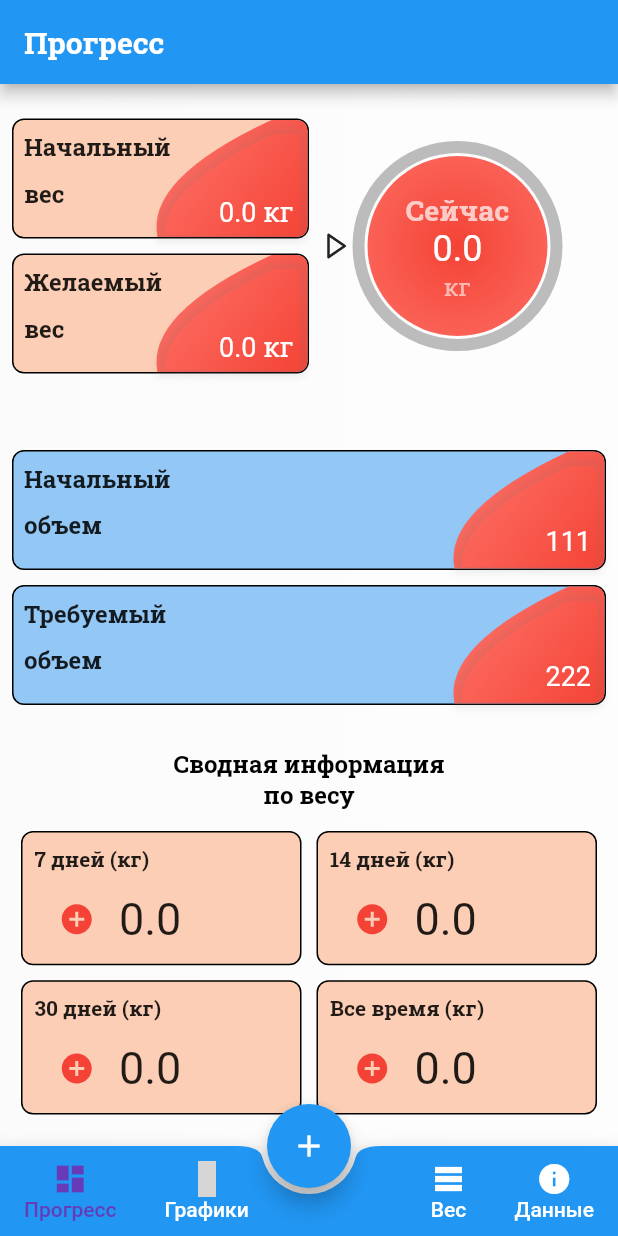
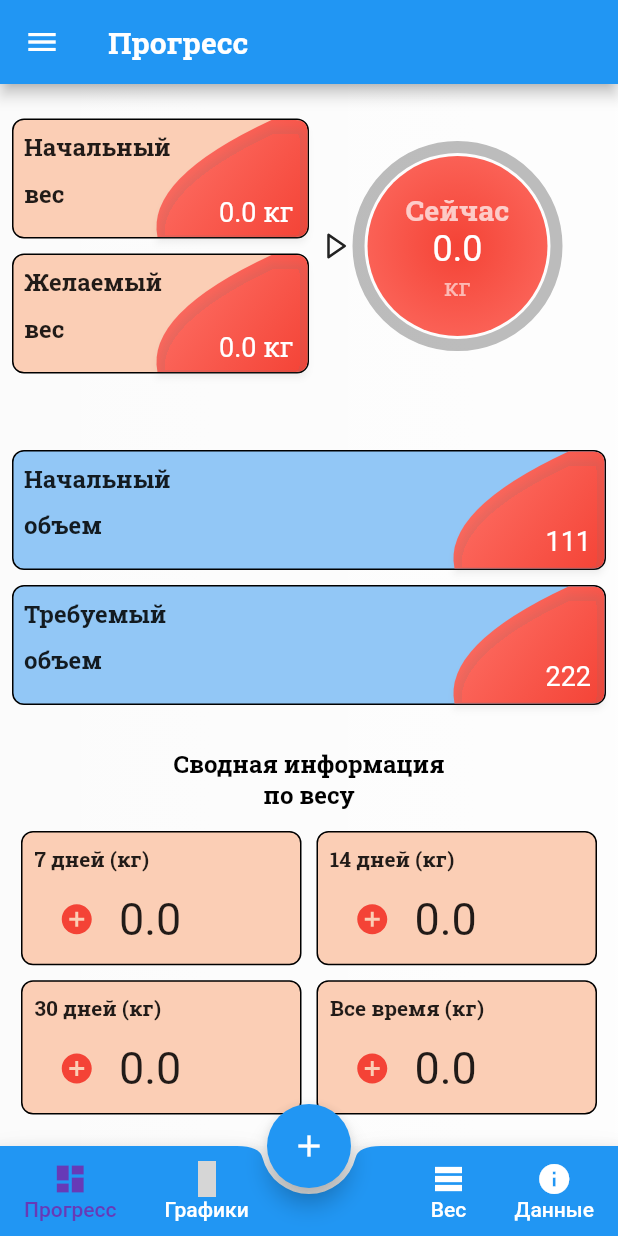
Before and after one commit to Graaggas/WeightControlWithGetX, a Flutter app: the HomePage screen opened directly, on a phone screen of 412 x 824 dp. Run offline on Flutter 3.47's test engine with Material 2 defaults, Android fonts, the phone set to English and light mode, and no system bars; drawn by our look-alikes of auto_size_text; our stand-ins replace adaptive_dialog, flutter_boxicons, get, getwidget, google_fonts, hive and 3 more; accounts and stored records are empty; generated files the repository leaves out were written again; statements that could not run were skipped; grey boxes are pictures that could not be loaded.

Commit message:
initScreen and drawer

```diff
--- a/lib/misc/weight_chart.dart
+++ b/lib/misc/chart.dart
@@ -4,12 +4,12 @@ import 'package:google_fonts/google_fonts.dart';
 import 'package:weight_control/misc/chart_data.dart';
 import 'package:syncfusion_flutter_charts/charts.dart';
 
-class WeightChart extends StatelessWidget {
+class Chart extends StatelessWidget {
   final double startWeight;
   final double wantedWeight;
   final List<ChartWeights> list;
 
-  const WeightChart({Key key, this.list, this.startWeight, this.wantedWeight}) : super(key: key);
+  const Chart({Key key, this.list, this.startWeight, this.wantedWeight}) : super(key: key);
 
   @override
   Widget build(BuildContext context) {
@@ -20,6 +20,7 @@ class WeightChart extends StatelessWidget {
           elevation: 3,
           child: Container(
             child: SfCartesianChart(
+              zoomPanBehavior: ZoomPanBehavior(enablePanning: true, enablePinching: true, enableDoubleTapZooming: true,),
               // Initialize category axis
               primaryXAxis: CategoryAxis(
                 rangePadding: ChartRangePadding.none,
--- a/lib/screens/home_page.dart
+++ b/lib/screens/home_page.dart
@@ -2,6 +2,7 @@ import 'dart:math';
 
 import 'package:flutter/material.dart';
 import 'package:get/get.dart';
+import 'package:getwidget/getwidget.dart';
 import 'package:line_awesome_flutter/line_awesome_flutter.dart';
 import 'package:weight_control/model/weight/controllerDashboardInfo.dart';
 import 'package:weight_control/screens/tabs/addingPage/adding-values.dart';
@@ -187,6 +188,28 @@ class _HomePageState extends State<HomePage> {
           bucket: bucket,
         ),
       ),
+      drawer: GFDrawer(
+        child: ListView(
+          padding: EdgeInsets.zero,
+          children: <Widget>[
+            GFDrawerHeader(
+              currentAccountPicture: GFAvatar(
+                radius: 80.0,
+                backgroundImage: NetworkImage(
+                    "https://cdn.pixabay.com/photo/2017/12/03/18/04/christmas-balls-2995437_960_720.jpg"),
+              ),
+            ),
+            ListTile(
+              title: Text('Item 1'),
+              onTap: null,
+            ),
+            ListTile(
+              title: Text('Item 2'),
+              onTap: null,
+            ),
+          ],
+        ),
+      ),
     );
   }
 }
--- a/lib/screens/landing-page.dart
+++ b/lib/screens/landing-page.dart
@@ -3,6 +3,7 @@ import 'package:get/get.dart';
 import 'package:weight_control/model/weight/controllerDashboardInfo.dart';
 import 'package:weight_control/screens/first-meeting/first-meeting-controller.dart';
 import 'package:weight_control/screens/first-meeting/first-meeting.dart';
+import 'package:weight_control/screens/first-meeting/intro-screen.dart';
 import 'package:weight_control/screens/home_page.dart';
 
 class LandingPage extends StatelessWidget {
@@ -29,7 +30,7 @@ class LandingPage extends StatelessWidget {
           if (snapshot.hasData) {
             print("snapshot = ${snapshot.data}");
 
-            return snapshot.data == true ? FirstMeeting() : HomePage();
+            return snapshot.data == true ? IntroScreen() : HomePage();
           } else
             return Scaffold(
               body: Center(
--- a/lib/screens/tabs/dashboard-page.dart
+++ b/lib/screens/tabs/dashboard-page.dart
@@ -19,6 +19,10 @@ class DashboardPage extends StatelessWidget {
 
     return Scaffold(
       appBar: AppBar(
+        leading: IconButton(
+          icon: Icon(Icons.menu, color: Colors.white,),
+          onPressed: () => Scaffold.of(context).openDrawer(),
+        ),
         title: Text(
           "Прогресс",
           style: GoogleFonts.robotoSlab(
--- a/lib/screens/tabs/info-page.dart
+++ b/lib/screens/tabs/info-page.dart
@@ -5,6 +5,10 @@ class InfoPage extends StatelessWidget {
   Widget build(BuildContext context) {
     return Scaffold(
       appBar: AppBar(
+        leading: IconButton(
+          icon: Icon(Icons.menu, color: Colors.white,),
+          onPressed: () => Scaffold.of(context).openDrawer(),
+        ),
         title: Text("Info"),
       ),
     );
--- a/lib/screens/values-page/values-page.dart
+++ b/lib/screens/values-page/values-page.dart
@@ -13,6 +13,10 @@ class ValuesWeightsPage extends StatelessWidget {
     return Scaffold(
       backgroundColor: Colors.grey[400],
       appBar: AppBar(
+        leading: IconButton(
+          icon: Icon(Icons.menu, color: Colors.white,),
+          onPressed: () => Scaffold.of(context).openDrawer(),
+        ),
         title: Text(
           "Замеры веса",
           style: GoogleFonts.robotoSlab(
--- a/pubspec.yaml
+++ b/pubspec.yaml
@@ -40,9 +40,11 @@ dependencies:
   adaptive_dialog: ^0.10.0+5
   google_fonts: ^2.0.0
   syncfusion_flutter_charts: ^18.4.48
+  getwidget: ^1.2.4
   # The following adds the Cupertino Icons font to your application.
   # Use with the CupertinoIcons class for iOS style icons.
   cupertino_icons: ^1.0.0
+
 
 dev_dependencies:
   flutter_test:
```
Also changed, not shown: lib/screens/first-meeting/first-meeting.dart (+14 -1 lines), lib/screens/first-meeting/intro-screen.dart (added, +76 -0 lines), lib/screens/tabs/graphics-page.dart (+6 -2 lines).
